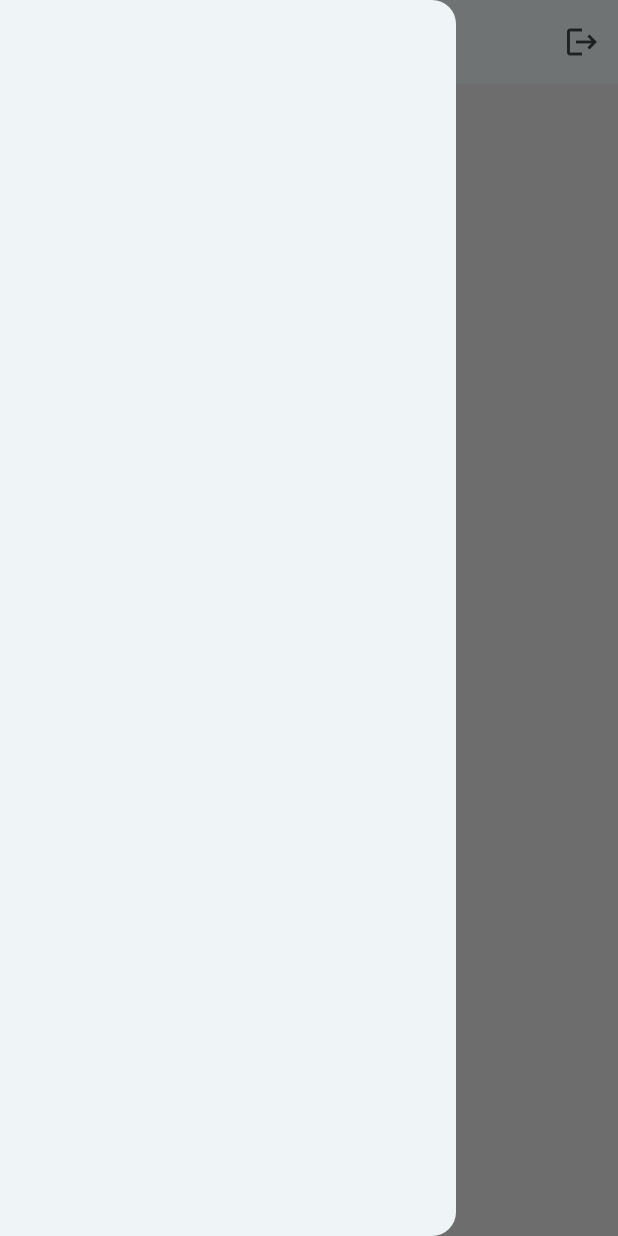
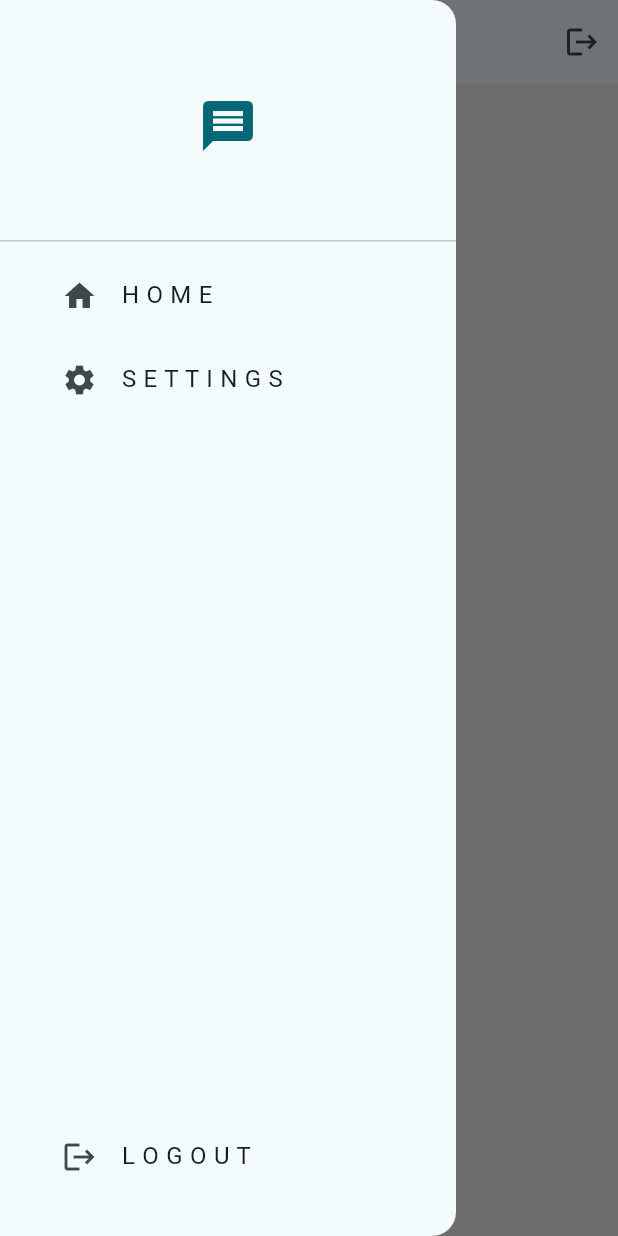
Before and after one commit to iamdipesh18/kurakani, a Flutter app: the screen it shows once a user with an empty profile is signed in, with the side drawer open, on a phone screen of 412 x 824 dp. Run offline on Flutter 3.47's test engine with Material 3 defaults, Android fonts, the phone set to English and light mode, and no system bars; our stand-ins replace firebase_auth, firebase_core; accounts and stored records are empty.

Commit message:
making drawer functional

```diff
--- a/lib/components/my_drawer.dart
+++ b/lib/components/my_drawer.dart
@@ -0,0 +1,72 @@
+import 'package:flutter/material.dart';
+import 'package:kurakani/pages/settings_page.dart';
+
+class MyDrawer extends StatelessWidget {
+  const MyDrawer({super.key});
+
+  @override
+  Widget build(BuildContext context) {
+    return Drawer(
+      backgroundColor: Theme.of(context).colorScheme.surface,
+      child: Column(
+        mainAxisAlignment: MainAxisAlignment.spaceBetween,
+        children: [
+          //logo
+          Column(
+            children: [
+              DrawerHeader(
+                child: Center(
+                  child: Icon(
+                    Icons.message,
+                    color: Theme.of(context).colorScheme.primary,
+                    size: 40,
+                  ),
+                ),
+              ),
+              //home list tile
+              Padding(
+                padding: const EdgeInsets.only(left: 25),
+                child: ListTile(
+                  title: Text('H O M E'),
+                  leading: Icon(Icons.home),
+                  onTap: () {
+                    //pop the drawer
+                    Navigator.pop(context);
+                  },
+                ),
+              ),
+
+              //setting list tile
+              Padding(
+                padding: const EdgeInsets.only(left: 25),
+                child: ListTile(
+                  title: Text('S E T T I N G S'),
+                  leading: Icon(Icons.settings),
+                  onTap: () {
+                    //pop the drawer
+                    Navigator.pop(context);
+                    //navigate to settings page
+                    Navigator.push(context,MaterialPageRoute(
+                      builder: (context)=>SettingsPage(),
+                      ),
+                      );
+                  },
+                ),
+              ),
+            ],
+          ),
+
+          //log out list tile
+          Padding(
+            padding: const EdgeInsets.only(left: 25, bottom: 25),
+            child: ListTile(
+              title: Text('L O G O U T'),
+              leading: Icon(Icons.logout),
+              onTap: () {},
+            ),
+          ),
+        ],
+      ),
+    );
+  }
+}
--- a/lib/pages/home_page.dart
+++ b/lib/pages/home_page.dart
@@ -1,5 +1,6 @@
 import 'package:flutter/material.dart';
 import 'package:kurakani/auth/auth_service.dart';
+import 'package:kurakani/components/my_drawer.dart';
 
 class HomePage extends StatelessWidget {
   const HomePage({super.key});
@@ -21,7 +22,7 @@
           IconButton(onPressed: logout, icon: Icon(Icons.logout)),
         ],
       ),
-      drawer: Drawer(),
+      drawer: MyDrawer(),
     );
   }
 }
--- a/lib/themes/light_mode.dart
+++ b/lib/themes/light_mode.dart
@@ -3,7 +3,6 @@
 /// A modern light theme using Material 3 guidelines
 final ThemeData lightMode = ThemeData(
   useMaterial3: true, // Enables Material You features
-
   /// Automatically generates a full color scheme based on a single seed color
   colorScheme: ColorScheme.fromSeed(
     seedColor: Colors.grey.shade500, // Primary tone of your app
```
Also changed, not shown: lib/pages/settings_page.dart (added, +15 -0 lines).
